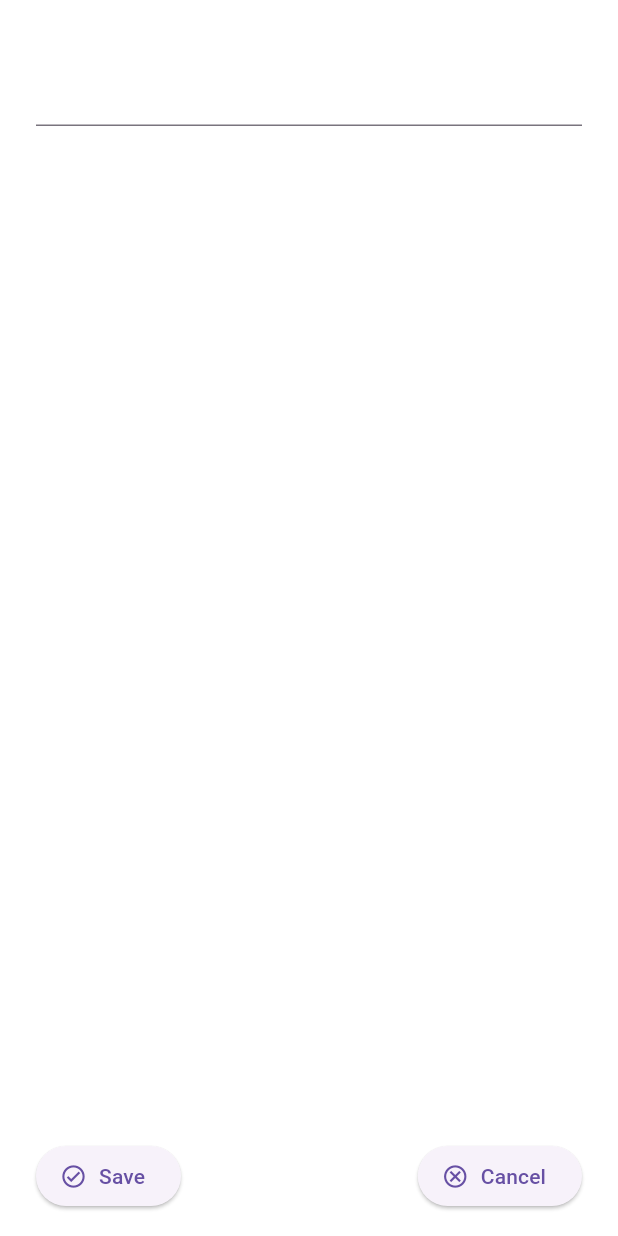
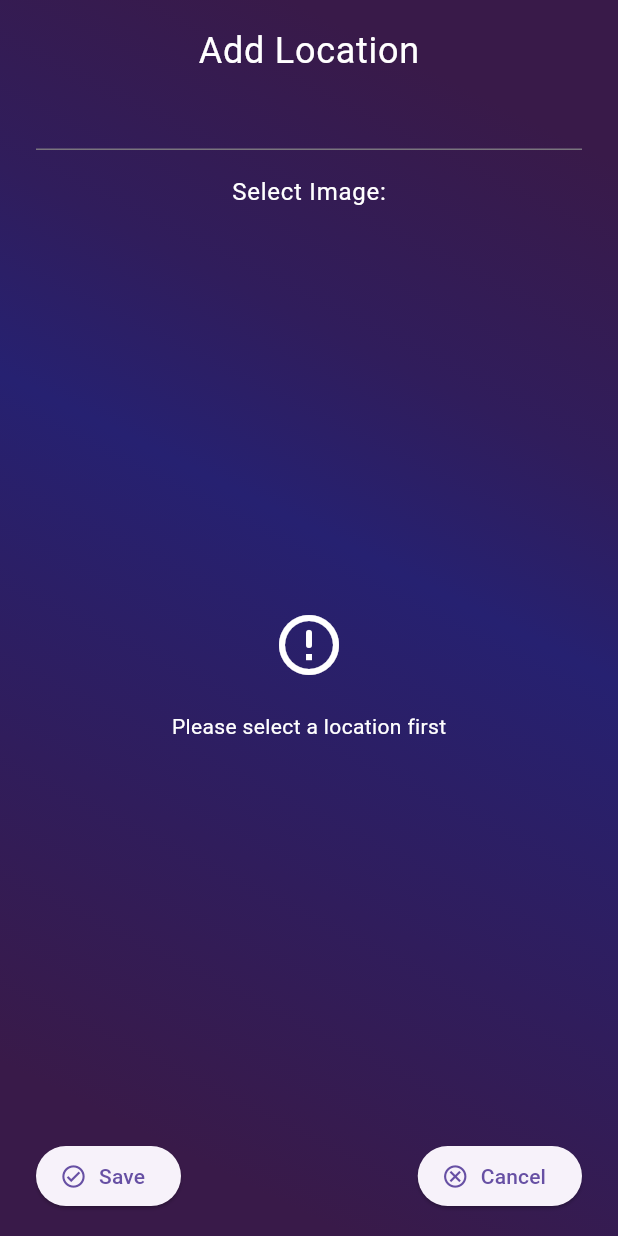
Before and after one commit to akbng/heyflutter-challenge-ii, a Flutter app: the AddLocationWidget widget shown alone on an empty page, opened directly, on a phone screen of 412 x 824 dp. Run offline on Flutter 3.47's test engine with Material 3 defaults, Android fonts, the phone set to English and light mode, and no system bars; our stand-ins replace flutter_dotenv, flutter_staggered_animations, geolocator, shared_preferences, sizer; accounts and stored records are empty.

Commit message:
update: streamlining add widget UI

```diff
--- a/lib/widgets/add_location.dart
+++ b/lib/widgets/add_location.dart
@@ -63,13 +63,33 @@ class _AddLocationWidgetState extends State<AddLocationWidget> {
 
   @override
   Widget build(BuildContext context) {
-    return SizedBox(
+    return Container(
+      decoration: const BoxDecoration(
+        gradient: LinearGradient(
+          colors: [
+            Color(0xFF391A49),
+            Color(0xFF301D5C),
+            Color(0xFF262171),
+            Color(0xFF301D5C),
+            Color(0xFF391A49),
+          ],
+          stops: [0.112, 0.324, 0.559, 0.693, 0.895],
+          begin: Alignment.bottomLeft,
+          end: Alignment.topRight,
+        ),
+      ),
       child: Padding(
         padding: const EdgeInsets.symmetric(horizontal: 24, vertical: 16),
         child: Column(
           children: [
-            const Text("Add Location"),
+            Text(
+              "Add Location",
+              style:
+                  Theme.of(context).textTheme.bodyLarge!.copyWith(fontSize: 24),
+            ),
             LocationAutoCompleteWidget(handleSelection: setselectedLocation),
+            const SizedBox(height: 16),
+            Text("Select Image:", style: Theme.of(context).textTheme.bodyLarge),
             const SizedBox(height: 16),
             Expanded(
               child: _selectedLocationImages.isNotEmpty
@@ -78,8 +98,18 @@ class _AddLocationWidgetState extends State<AddLocationWidget> {
                       onSelect: setSelectedImage,
                     )
                   : const Center(
-                      child: Text(
-                          "Please select a location to before choosing an image"),
+                      child: Column(
+                        mainAxisAlignment: MainAxisAlignment.center,
+                        children: [
+                          Icon(
+                            Icons.error_outline_rounded,
+                            size: 48,
+                            color: Colors.white,
+                          ),
+                          SizedBox(height: 20),
+                          Text("Please select a location first"),
+                        ],
+                      ),
                     ),
             ),
             const SizedBox(height: 16),
@@ -106,7 +136,3 @@ class _AddLocationWidgetState extends State<AddLocationWidget> {
     );
   }
 }
-
-// 532229 - application id
-// Hdt48j6LVVFqNlyeqGZLJI6eNJ7kRu9o5nA03oAdPcw - access key
-// iazfES0GOwStaymmj6l9JT3zLMJdaTSGF7IDazSPdp0 - secret key
```
